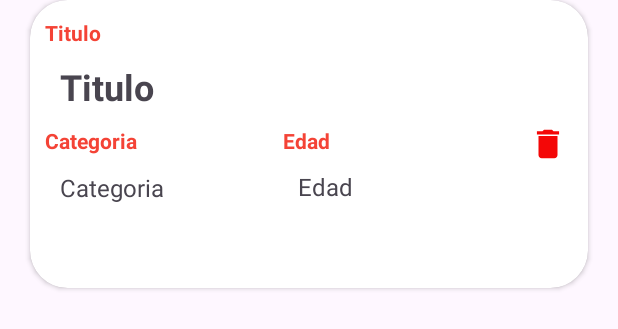
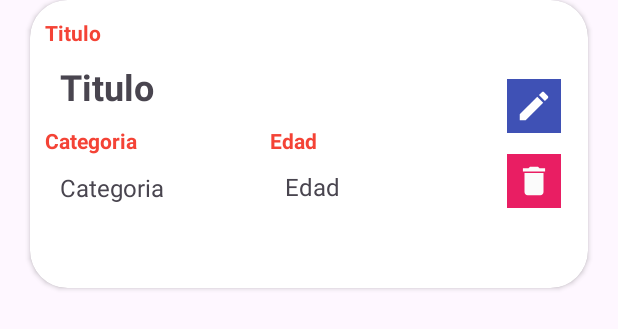
Before and after one commit to AnthonyReyes19/Grupo9_ProyectoBibliotecaInfantilMisPrimerosLibros, an Android app: the layout view_libros_administracion.xml on its own in the app's theme, with its tools: preview values and no code run, on a phone screen of 412 x 824 dp. Shown: the top 329 px of the screen. Run offline under Robolectric (Android 15) with nearby library versions, the phone set to English and light mode, and no system bars.

Commit message:
administracion, subir libros. COMPLETO

```diff
--- /dev/null
+++ b/app/src/main/res/drawable/ic_edit.xml
@@ -0,0 +1,5 @@
+<vector xmlns:android="http://schemas.android.com/apk/res/android" android:height="24dp" android:tint="#FFFFFF" android:viewportHeight="24" android:viewportWidth="24" android:width="24dp">
+
+    <path android:fillColor="@android:color/white" android:pathData="M3,17.25V21h3.75L17.81,9.94l-3.75,-3.75L3,17.25zM20.71,7.04c0.39,-0.39 0.39,-1.02 0,-1.41l-2.34,-2.34c-0.39,-0.39 -1.02,-0.39 -1.41,0l-1.83,1.83 3.75,3.75 1.83,-1.83z"/>
+
+</vector>
--- a/app/src/main/res/layout/view_libros_administracion.xml
+++ b/app/src/main/res/layout/view_libros_administracion.xml
@@ -61,7 +61,7 @@
 
                     <TextView
                         android:id="@+id/categoria"
-                        android:layout_width="352dp"
+                        android:layout_width="293dp"
                         android:layout_height="match_parent"
                         android:layout_weight="1"
                         android:padding="10dp"
@@ -99,13 +99,35 @@
 
         </LinearLayout>
 
+        <LinearLayout
+            android:layout_width="108dp"
+            android:layout_height="match_parent"
+            android:layout_weight="1"
+            android:gravity="center_horizontal|center_vertical"
+            android:orientation="vertical">
+
+            <ImageView
+                android:id="@+id/btn_editarLibro"
+                android:layout_width="36dp"
+                android:layout_height="36dp"
+                android:background="#3F51B5"
+                android:padding="5dp"
+                app:srcCompat="@drawable/ic_edit" />
+
+            <Space
+                android:layout_width="match_parent"
+                android:layout_height="14dp" />
+
             <ImageView
                 android:id="@+id/btn_eliminarLibro"
                 android:layout_width="36dp"
                 android:layout_height="36dp"
+                android:background="#E91E63"
                 android:padding="5dp"
-            android:tint="#F40707"
+                android:tint="#FBFBFB"
                 app:srcCompat="@drawable/ic_delete" />
 
         </LinearLayout>
+
+    </LinearLayout>
 </androidx.cardview.widget.CardView>
--- a/build.gradle.kts
+++ b/build.gradle.kts
@@ -3,5 +3,6 @@
 
 plugins {
     alias(libs.plugins.android.application) apply false
-    id("com.google.gms.google-services") version "4.4.2" apply false
+    id ("com.android.library") version "8.2.0" apply false
+    id ("com.google.gms.google-services") version "4.4.0" apply false  // Google Services plugin
 }
```
Also changed, not shown: app/build.gradle.kts (+4 -3 lines), app/src/main/java/com/example/grupo9_proyectobibliotecainfantilmisprimeroslibros/Modulo5/Administracion/Adapter/LibrosAdapter.java (+49 -14 lines), app/src/main/java/com/example/grupo9_proyectobibliotecainfantilmisprimeroslibros/Modulo5/Administracion/AdministracionLibros.java (+93 -9 lines), app/src/main/java/com/example/grupo9_proyectobibliotecainfantilmisprimeroslibros/Modulo5/Administracion/SubirLibro.java (+139 -2 lines). Lines whose indentation alone changed are shown as unchanged.
